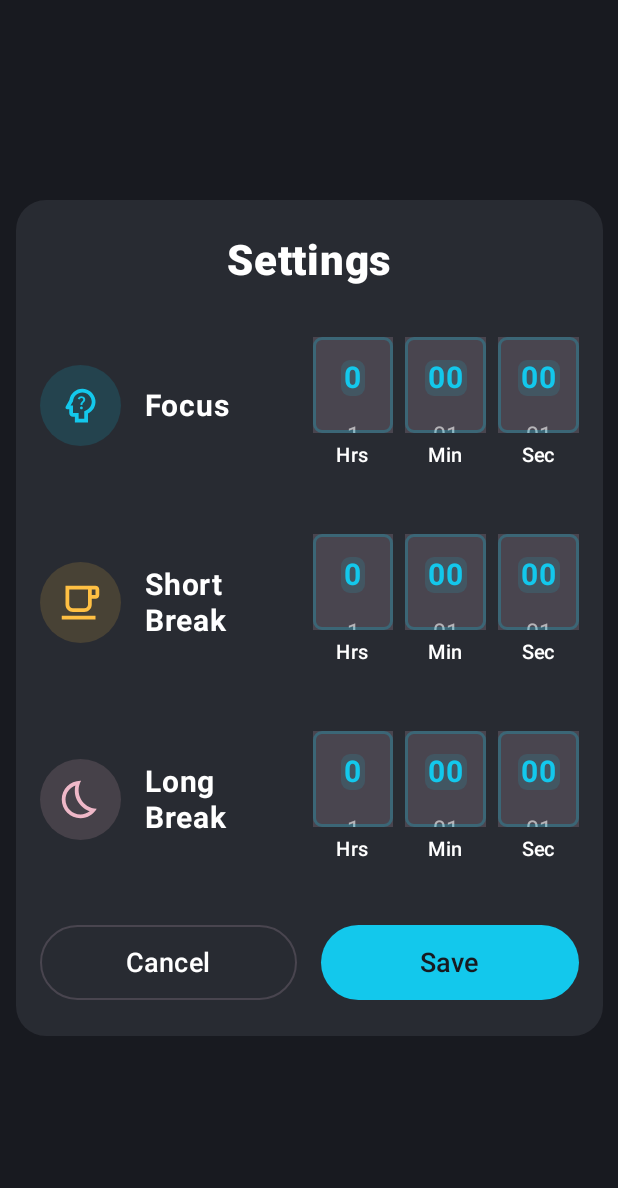
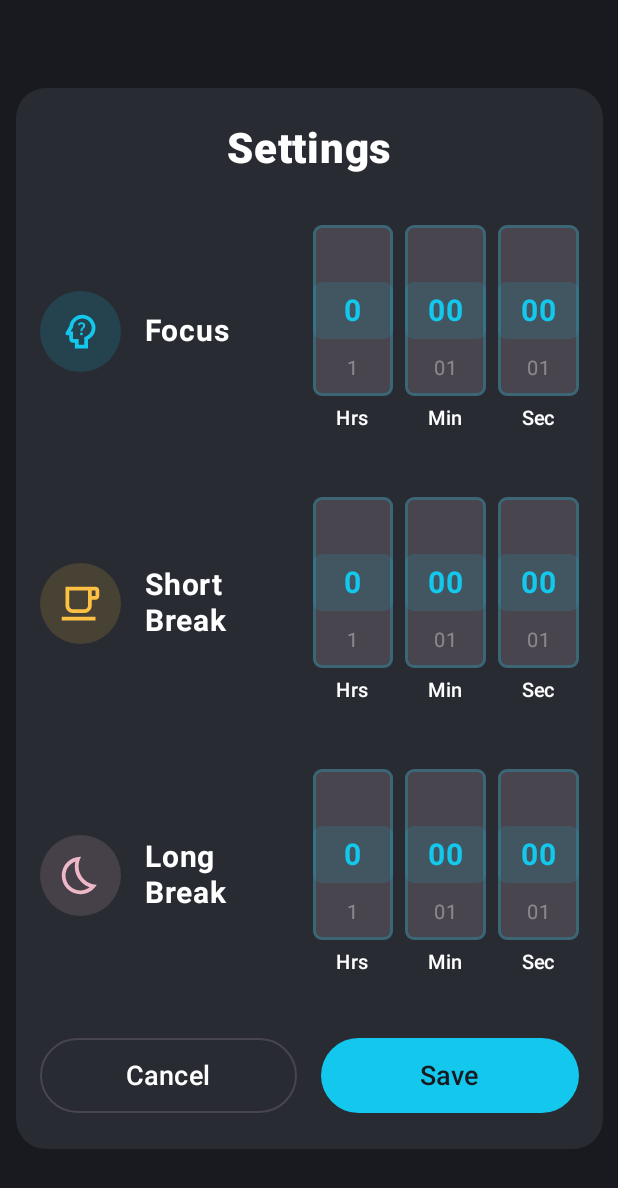
Before and after one commit to AnasAyman13/DayMate, an Android app built with Jetpack Compose: the composable PomodoroSettingsScreen called with empty values, on a phone screen of 412 x 824 dp. Shown: the top 1188 px of the screen. Run offline under Robolectric (Android 15) with nearby library versions, the phone set to English and light mode, and no system bars.

Commit message:
EDIT SETTINGS POMODORO

```diff
--- a/app/src/main/java/com/day/mate/ui/theme/screens/pomodoro/PomodoroSettingsScreen.kt
+++ b/app/src/main/java/com/day/mate/ui/theme/screens/pomodoro/PomodoroSettingsScreen.kt
@@ -4,7 +4,7 @@ import android.widget.Toast
 import com.day.mate.R
 import androidx.compose.foundation.background
 import androidx.compose.foundation.border
-import androidx.compose.foundation.clickable
+import androidx.compose.foundation.gestures.detectTapGestures
 import androidx.compose.foundation.layout.*
 import androidx.compose.foundation.lazy.LazyColumn
 import androidx.compose.foundation.lazy.itemsIndexed
@@ -19,13 +19,20 @@ import androidx.compose.material3.*
 import androidx.compose.runtime.*
 import androidx.compose.ui.Alignment
 import androidx.compose.ui.Modifier
+import androidx.compose.ui.draw.alpha
 import androidx.compose.ui.graphics.Color
+import androidx.compose.ui.graphics.graphicsLayer
 import androidx.compose.ui.graphics.vector.ImageVector
+import androidx.compose.ui.input.pointer.pointerInput
 import androidx.compose.ui.platform.LocalConfiguration
 import androidx.compose.ui.platform.LocalContext
+import androidx.compose.ui.platform.LocalDensity
 import androidx.compose.ui.res.stringResource
 import androidx.compose.ui.text.font.FontWeight
 import androidx.compose.ui.unit.*
+import kotlinx.coroutines.launch
+import kotlin.math.abs
+import kotlin.math.roundToInt
 
 @Composable
 fun PomodoroSettingsScreen(
@@ -37,16 +44,13 @@ fun PomodoroSettingsScreen(
 ) {
     val context = LocalContext.current
 
-    // Helper function to parse total seconds into hours, minutes, seconds components
     fun parseTime(secs: Int): Triple<Int, Int, Int> =
         Triple(secs / 3600, (secs % 3600) / 60, secs % 60)
 
-    // Initial parsing of the durations
     val (fH, fM, fS) = parseTime(initialFocus)
     val (sH, sM, sS) = parseTime(initialShort)
     val (lH, lM, lS) = parseTime(initialLong)
 
-    // Mutable state for each time component
     var focusHours by remember { mutableStateOf(fH.coerceAtLeast(0)) }
     var focusMinutes by remember { mutableStateOf(fM.coerceAtLeast(0)) }
     var focusSeconds by remember { mutableStateOf(fS.coerceAtLeast(0)) }
@@ -57,13 +61,11 @@ fun PomodoroSettingsScreen(
     var longMinutes by remember { mutableStateOf(lM.coerceAtLeast(0)) }
     var longSeconds by remember { mutableStateOf(lS.coerceAtLeast(0)) }
 
-    // Validation function
     fun isValidTime(hours: Int, minutes: Int, seconds: Int): Boolean {
         val totalSeconds = hours * 3600 + minutes * 60 + seconds
         return totalSeconds > 0
     }
 
-    // Show toast function
     fun showToast(message: String) {
         Toast.makeText(context, message, Toast.LENGTH_SHORT).show()
     }
@@ -71,7 +73,6 @@ fun PomodoroSettingsScreen(
     val configuration = LocalConfiguration.current
     val isLandscape = configuration.orientation == android.content.res.Configuration.ORIENTATION_LANDSCAPE
 
-    // Adjust layout for landscape
     val cardWidthFraction = if (isLandscape) 0.9f else 0.95f
     val horizontalPadding = if (isLandscape) 32.dp else 16.dp
 
@@ -92,7 +93,6 @@ fun PomodoroSettingsScreen(
                     .padding(horizontal = horizontalPadding, vertical = 24.dp)
                     .fillMaxWidth()
             ) {
-                // Title
                 Text(
                     text = stringResource(R.string.settings_title),
                     fontSize = 28.sp,
@@ -103,7 +103,6 @@ fun PomodoroSettingsScreen(
 
                 Spacer(modifier = Modifier.height(28.dp))
 
-                // Focus time row
                 TimeRow(
                     label = stringResource(R.string.focus_label),
                     icon = Icons.Outlined.PsychologyAlt,
@@ -118,7 +117,6 @@ fun PomodoroSettingsScreen(
 
                 Spacer(modifier = Modifier.height(28.dp))
 
-                // Short break row
                 TimeRow(
                     label = stringResource(R.string.short_break_label),
                     icon = Icons.Outlined.LocalCafe,
@@ -133,7 +131,6 @@ fun PomodoroSettingsScreen(
 
                 Spacer(modifier = Modifier.height(28.dp))
 
-                // Long break row
                 TimeRow(
                     label = stringResource(R.string.long_break_label),
                     icon = Icons.Outlined.Bedtime,
@@ -148,7 +145,6 @@ fun PomodoroSettingsScreen(
 
                 Spacer(modifier = Modifier.height(32.dp))
 
-                // Action buttons
                 Row(
                     Modifier.fillMaxWidth(),
                     horizontalArrangement = Arrangement.spacedBy(16.dp)
@@ -227,7 +223,6 @@ fun TimeRow(
             .padding(vertical = 6.dp),
         verticalAlignment = Alignment.CenterVertically
     ) {
-        // Icon Box
         Box(
             modifier = Modifier
                 .size(54.dp)
@@ -244,7 +239,6 @@ fun TimeRow(
         }
         Spacer(Modifier.width(16.dp))
 
-        // Label
         Text(
             label,
             fontWeight = FontWeight.Bold,
@@ -254,27 +248,26 @@ fun TimeRow(
         )
         Spacer(Modifier.width(12.dp))
 
-        // Time pickers
         TimeComponentPicker(
             items = (0..3).map { it.toString() },
-            selected = hours,
-            onSelected = onHoursChange,
+            selectedIndex = hours,
+            onSelectedChange = onHoursChange,
             label = stringResource(R.string.unit_hours),
             modifier = Modifier.weight(1f)
         )
         Spacer(Modifier.width(8.dp))
         TimeComponentPicker(
             items = (0..59).map { it.toString().padStart(2, '0') },
-            selected = minutes,
-            onSelected = onMinutesChange,
+            selectedIndex = minutes,
+            onSelectedChange = onMinutesChange,
             label = stringResource(R.string.unit_minutes),
             modifier = Modifier.weight(1f)
         )
         Spacer(Modifier.width(8.dp))
         TimeComponentPicker(
             items = (0..59).map { it.toString().padStart(2, '0') },
-            selected = seconds,
-            onSelected = onSecondsChange,
+            selectedIndex = seconds,
+            onSelectedChange = onSecondsChange,
             label = stringResource(R.string.unit_seconds),
             modifier = Modifier.weight(1f)
         )
@@ -284,16 +277,68 @@ fun TimeRow(
 @Composable
 fun TimeComponentPicker(
     items: List<String>,
-    selected: Int,
-    onSelected: (Int) -> Unit,
+    selectedIndex: Int,
+    onSelectedChange: (Int) -> Unit,
     label: String,
     modifier: Modifier = Modifier,
-    boxHeight: Dp = 64.dp
+    itemHeight: Dp = 38.dp,
+    visibleItems: Int = 3
 ) {
-    val state = rememberLazyListState(selected)
+    val listState = rememberLazyListState(
+        initialFirstVisibleItemIndex = selectedIndex.coerceIn(0, items.lastIndex)
+    )
+    val density = LocalDensity.current
+    val itemHeightPx = with(density) { itemHeight.toPx() }
+    val boxHeightDp = itemHeight * visibleItems
 
-    LaunchedEffect(selected) {
-        state.scrollToItem(selected)
+    // المتغير ده للعرض فقط - بيحسب أقرب عنصر للمنتصف
+    val visualCenterIndex by remember {
+        derivedStateOf {
+            val layoutInfo = listState.layoutInfo
+            val viewportCenter = layoutInfo.viewportStartOffset + layoutInfo.viewportSize.height / 2
+
+            layoutInfo.visibleItemsInfo
+                .minByOrNull { itemInfo ->
+                    val itemCenter = itemInfo.offset + itemInfo.size / 2
+                    abs(itemCenter - viewportCenter)
+                }?.index ?: selectedIndex
+        }
+    }
+
+    // بس لما السحب يخلص تماماً - نعمل snap
+    LaunchedEffect(listState.isScrollInProgress) {
+        if (!listState.isScrollInProgress) {
+            // دلوقتي السحب خلص - نحسب أقرب عنصر
+            val layoutInfo = listState.layoutInfo
+            val viewportCenter = layoutInfo.viewportStartOffset + layoutInfo.viewportSize.height / 2
+
+            val targetIndex = layoutInfo.visibleItemsInfo
+                .minByOrNull { itemInfo ->
+                    val itemCenter = itemInfo.offset + itemInfo.size / 2
+                    abs(itemCenter - viewportCenter)
+                }?.index ?: selectedIndex
+
+            // نعمل snap للعنصر ده
+            listState.animateScrollToItem(
+                index = targetIndex.coerceIn(0, items.lastIndex),
+                scrollOffset = 0
+            )
+
+            // نبلغ الـ parent بالتغيير
+            if (targetIndex != selectedIndex) {
+                onSelectedChange(targetIndex)
+            }
+        }
+    }
+
+    // لو الـ selectedIndex اتغير من بره - نسنك بس لو مش بنسحب
+    LaunchedEffect(selectedIndex) {
+        if (!listState.isScrollInProgress) {
+            listState.animateScrollToItem(
+                index = selectedIndex.coerceIn(0, items.lastIndex),
+                scrollOffset = 0
+            )
+        }
     }
 
     Column(
@@ -302,43 +347,71 @@ fun TimeComponentPicker(
     ) {
         Box(
             modifier = Modifier
-                .height(boxHeight)
+                .height(boxHeightDp)
                 .fillMaxWidth()
                 .border(
                     width = 1.4.dp,
                     color = MaterialTheme.colorScheme.primary.copy(alpha = 0.25f),
                     shape = RoundedCornerShape(6.dp)
                 )
-                .background(MaterialTheme.colorScheme.surfaceVariant)
+                .background(
+                    MaterialTheme.colorScheme.surfaceVariant,
+                    shape = RoundedCornerShape(6.dp)
+                )
         ) {
+            // المربع اللي في النص
+            Box(
+                modifier = Modifier
+                    .align(Alignment.Center)
+                    .fillMaxWidth()
+                    .height(itemHeight)
+                    .background(
+                        MaterialTheme.colorScheme.primary.copy(alpha = 0.12f),
+                        shape = RoundedCornerShape(6.dp)
+                    )
+            )
+
             LazyColumn(
-                state = state,
+                state = listState,
                 horizontalAlignment = Alignment.CenterHorizontally,
-                contentPadding = PaddingValues(vertical = 8.dp)
+                contentPadding = PaddingValues(vertical = itemHeight * (visibleItems / 2)),
+                modifier = Modifier
+                    .fillMaxSize()
+                    .pointerInput(Unit) {
+                        // بنمنع الـ tap gestures
+                        detectTapGestures { }
+                    }
             ) {
-                itemsIndexed(items) { i, v ->
-                    val isSel = i == selected
+                itemsIndexed(items) { index, value ->
+                    val isCentered = index == visualCenterIndex
+                    val distanceFromCenter = abs(index - visualCenterIndex)
+                    val alpha = when (distanceFromCenter) {
+                        0 -> 1f
+                        1 -> 0.6f
+                        else -> 0.3f
+                    }
+                    val scale = if (isCentered) 1.0f else 0.85f
 
                     Box(
                         modifier = Modifier
                             .fillMaxWidth()
-                            .height(38.dp),
+                            .height(itemHeight),
                         contentAlignment = Alignment.Center
                     ) {
                         Text(
-                            text = v,
-                            fontWeight = if (isSel) FontWeight.Bold else FontWeight.Normal,
-                            fontSize = if (isSel) 20.sp else 15.sp,
-                            color = if (isSel) MaterialTheme.colorScheme.primary
-                            else MaterialTheme.colorScheme.onSurface.copy(alpha = 0.6f),
+                            text = value,
+                            fontWeight = if (isCentered) FontWeight.Bold else FontWeight.Normal,
+                            fontSize = if (isCentered) 20.sp else 16.sp,
+                            color = if (isCentered)
+                                MaterialTheme.colorScheme.primary
+                            else
+                                MaterialTheme.colorScheme.onSurface.copy(alpha = 0.6f),
                             modifier = Modifier
-                                .background(
-                                    if (isSel) MaterialTheme.colorScheme.primary.copy(alpha = 0.12f)
-                                    else Color.Transparent,
-                                    shape = RoundedCornerShape(6.dp)
-                                )
-                                .clickable { onSelected(i) }
-                                .padding(horizontal = 2.dp)
+                                .alpha(alpha)
+                                .graphicsLayer {
+                                    scaleX = scale
+                                    scaleY = scale
+                                }
                         )
                     }
                 }
```
